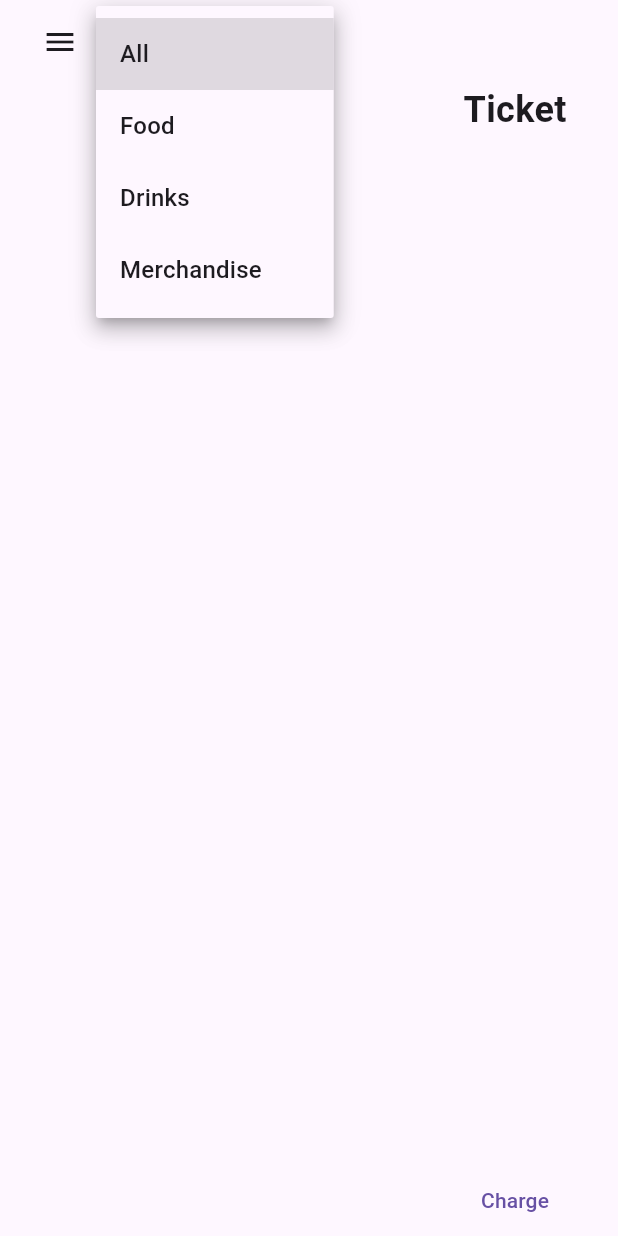
After one commit to AnthonySfeir27/PointOfSale, a Flutter app: the SalesPage screen opened directly, after a tap on "All", on a phone screen of 412 x 824 dp. The commit adds this screen. Run offline on Flutter 3.47's test engine with Material 3 defaults, Android fonts, the phone set to English and light mode, and no system bars.

Commit message:
Created the sales_page.dart

```diff
--- /dev/null
+++ b/lib/screens/sales_page.dart
@@ -0,0 +1,94 @@
+import 'dart:io';
+
+import 'package:flutter/material.dart';
+
+class SalesPage extends StatefulWidget {
+  @override
+  _SalesPageState createState() => _SalesPageState();
+}
+
+class _SalesPageState extends State<SalesPage> {
+  // Example list of categories. You can replace this with your own list.
+  final List<String> _categories = ['All', 'Food', 'Drinks', 'Merchandise'];
+  String? _selectedCategory;
+
+  @override
+  void initState() {
+    super.initState();
+    // Set the initial value of the dropdown to the first category
+    _selectedCategory = _categories.first;
+  }
+
+  @override
+  Widget build(BuildContext context) {
+    // Dummy variables for GridView, replace with your actual implementation
+    final SliverGridDelegate gridDelegate = SliverGridDelegateWithFixedCrossAxisCount(crossAxisCount: 2);
+    final VoidCallback? onPressed = () {};
+
+    return Scaffold(
+      appBar: AppBar(
+        automaticallyImplyLeading: false, // Removes the default back button
+        title: Row(
+          children: [
+            // Menu button on the left
+            IconButton(
+              icon: Icon(Icons.menu),
+              onPressed: () {
+                // TODO: Implement your menu action here (e.g., open a drawer)
+                print("Menu button pressed");
+              },
+            ),
+            // Spacer to push the dropdown to the right
+            const SizedBox(width: 16),
+            // Dropdown for categories
+            DropdownButton<String>(
+              value: _selectedCategory,
+              onChanged: (String? newValue) {
+                setState(() {
+                  _selectedCategory = newValue;
+                  // TODO: Add logic to switch the list used in the GridView
+                  print("Selected category: $newValue");
+                });
+              },
+              items: _categories.map<DropdownMenuItem<String>>((String value) {
+                return DropdownMenuItem<String>(
+                  value: value,
+                  child: Text(value),
+                );
+              }).toList(),
+            ),
+          ],
+        ),
+      ),
+      body: Row(
+        // Kermel l categories changing we basically just switch the list used in the grid
+        children: [
+          Expanded(
+            flex: 2, // Give more space to the grid
+            child: GridView(gridDelegate: gridDelegate), // This is where the items are displayed in a grid
+          ),
+          Expanded(
+            flex: 1, // Give less space to the ticket
+            child: Column( // This is where the ticket info is shown
+              children: [
+                Text(
+                  "Ticket",
+                  style: TextStyle(
+                    fontSize: 24,
+                    fontWeight: FontWeight.bold,
+                  ),
+                ),
+                Expanded(
+                  child: Column( // This is where the items in the ticket are displayed
+                    children: [],
+                  ),
+                ),
+                TextButton(onPressed: onPressed, child: Text("Charge")), // This is the button to charge the ticket
+              ],
+            ),
+          ),
+        ],
+      ),
+    );
+  }
+}
```
Also changed, not shown: lib/screens/home_page.dart (+80 -6 lines).
